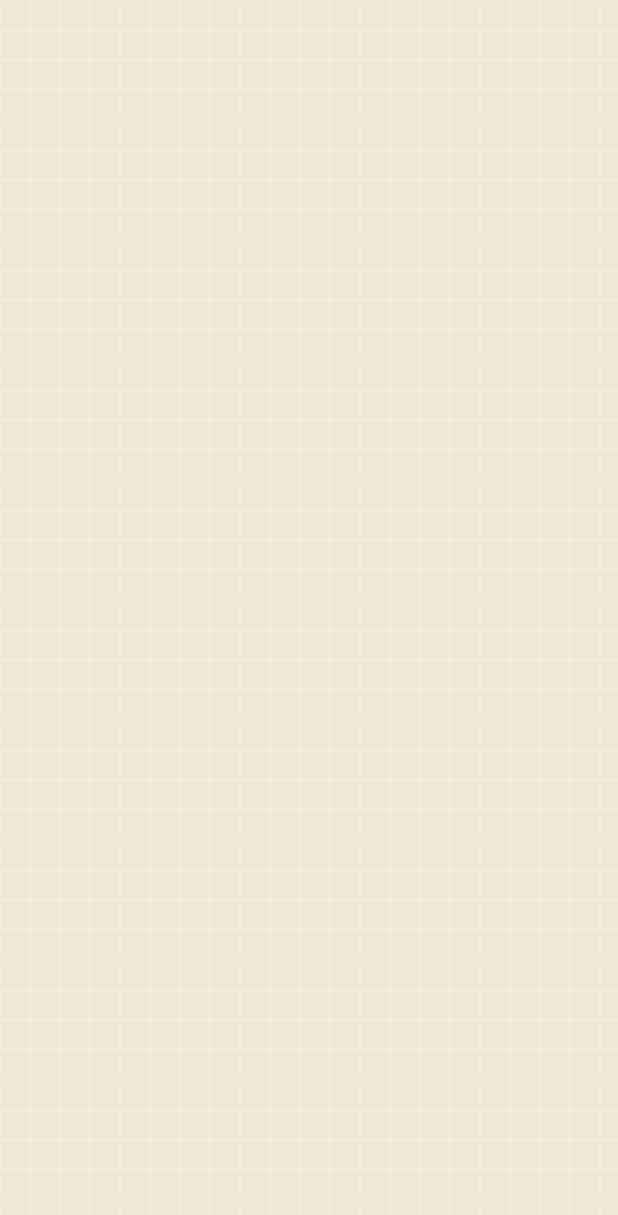
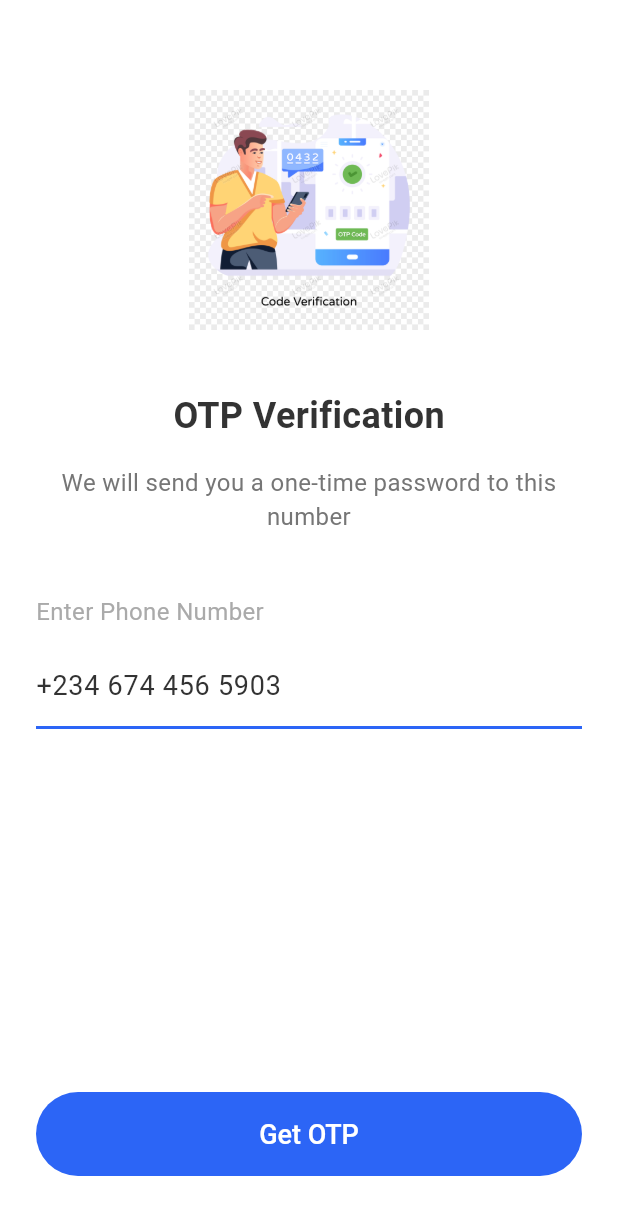
Before and after one commit to ay-at3002/RideAlong, a Flutter app: the screen it shows after launch, on a phone screen of 412 x 824 dp. Shown: the top 1215 px of the screen. Run offline on Flutter 3.47's test engine with Material 3 defaults, Android fonts, the phone set to English and light mode, and no system bars; our stand-ins replace permission_handler; Roboto replaces fonts that are missing (SF Pro Display).

Commit message:
otp screens

```diff
--- a/lib/main.dart
+++ b/lib/main.dart
@@ -1,6 +1,8 @@
 import 'package:flutter/material.dart';
 import 'package:flutter/services.dart';
 import 'screens/home_screen.dart';
+import 'screens/otp_input_screen.dart';
+import 'screens/phone_input_screen.dart';
 
 void main() {
   WidgetsFlutterBinding.ensureInitialized();
@@ -39,7 +41,8 @@ class MyApp extends StatelessWidget {
           ),
         ),
       ),
-      home: const HomeScreen(),
+      // home: const HomeScreen(),
+      home : const PhoneInputScreen(),
     );
   }
 }
--- /dev/null
+++ b/lib/screens/phone_input_screen.dart
@@ -0,0 +1,135 @@
+import 'package:flutter/material.dart';
+import 'otp_input_screen.dart';
+
+class PhoneInputScreen extends StatefulWidget {
+  const PhoneInputScreen({Key? key}) : super(key: key);
+
+  @override
+  State<PhoneInputScreen> createState() => _PhoneInputScreenState();
+}
+
+class _PhoneInputScreenState extends State<PhoneInputScreen> {
+  final TextEditingController _phoneController = TextEditingController();
+
+  @override
+  void initState() {
+    super.initState();
+    // Pre-fill the phone number as shown in the design
+    _phoneController.text = "+234 674 456 5903";
+  }
+
+  @override
+  void dispose() {
+    _phoneController.dispose();
+    super.dispose();
+  }
+
+  @override
+  Widget build(BuildContext context) {
+    return Scaffold(
+      backgroundColor: Colors.white,
+      body: SafeArea(
+        child: Padding(
+          padding: const EdgeInsets.symmetric(horizontal: 24.0),
+          child: Column(
+            children: [
+              const SizedBox(height: 60),
+              // Illustration
+              Image.asset(
+                'assets/images/otp_illustration.png',
+                height: 160,
+              ),
+              const SizedBox(height: 40),
+              // Title
+              const Text(
+                'OTP Verification',
+                style: TextStyle(
+                  fontSize: 24,
+                  fontWeight: FontWeight.bold,
+                  color: Color(0xFF333333),
+                ),
+              ),
+              const SizedBox(height: 16),
+              // Description
+              const Text(
+                'We will send you a one-time password to this number',
+                textAlign: TextAlign.center,
+                style: TextStyle(
+                  fontSize: 16,
+                  color: Color(0xFF767676),
+                ),
+              ),
+              const SizedBox(height: 40),
+              // Phone number label
+              const Align(
+                alignment: Alignment.centerLeft,
+                child: Text(
+                  'Enter Phone Number',
+                  style: TextStyle(
+                    fontSize: 16,
+                    color: Color(0xFFAAAAAA),
+                  ),
+                ),
+              ),
+              const SizedBox(height: 8),
+              // Phone number field
+              TextField(
+                controller: _phoneController,
+                keyboardType: TextInputType.phone,
+                decoration: const InputDecoration(
+                  contentPadding: EdgeInsets.symmetric(vertical: 16),
+                  border: UnderlineInputBorder(
+                    borderSide: BorderSide(color: Color(0xFF2C65F6), width: 2),
+                  ),
+                  enabledBorder: UnderlineInputBorder(
+                    borderSide: BorderSide(color: Color(0xFF2C65F6), width: 2),
+                  ),
+                  focusedBorder: UnderlineInputBorder(
+                    borderSide: BorderSide(color: Color(0xFF2C65F6), width: 2),
+                  ),
+                ),
+                style: const TextStyle(
+                  fontSize: 18,
+                  color: Color(0xFF333333),
+                ),
+              ),
+              const Spacer(),
+              // Get OTP Button
+              SizedBox(
+                width: double.infinity,
+                height: 56,
+                child: ElevatedButton(
+                  onPressed: () {
+                    Navigator.push(
+                      context,
+                      MaterialPageRoute(
+                        builder: (context) => OtpInputScreen(
+                          phoneNumber: _phoneController.text,
+                        ),
+                      ),
+                    );
+                  },
+                  style: ElevatedButton.styleFrom(
+                    backgroundColor: const Color(0xFF2C65F6),
+                    foregroundColor: Colors.white,
+                    shape: RoundedRectangleBorder(
+                      borderRadius: BorderRadius.circular(28),
+                    ),
+                  ),
+                  child: const Text(
+                    'Get OTP',
+                    style: TextStyle(
+                      fontSize: 18,
+                      fontWeight: FontWeight.w500,
+                    ),
+                  ),
+                ),
+              ),
+              const SizedBox(height: 40),
+            ],
+          ),
+        ),
+      ),
+    );
+  }
+}
--- a/pubspec.yaml
+++ b/pubspec.yaml
@@ -63,7 +63,7 @@ flutter:
 
   # To add assets to your application, add an assets section, like this:
   assets:
-    - assets/images/location_pin.svg
+    - assets/images/
 
   # An image asset can refer to one or more resolution-specific "variants", see
   # https://flutter.dev/to/resolution-aware-images
```
Also changed, not shown: lib/screens/otp_input_screen.dart (added, +148 -0 lines), assets/images/otp_illustration.png (added).
